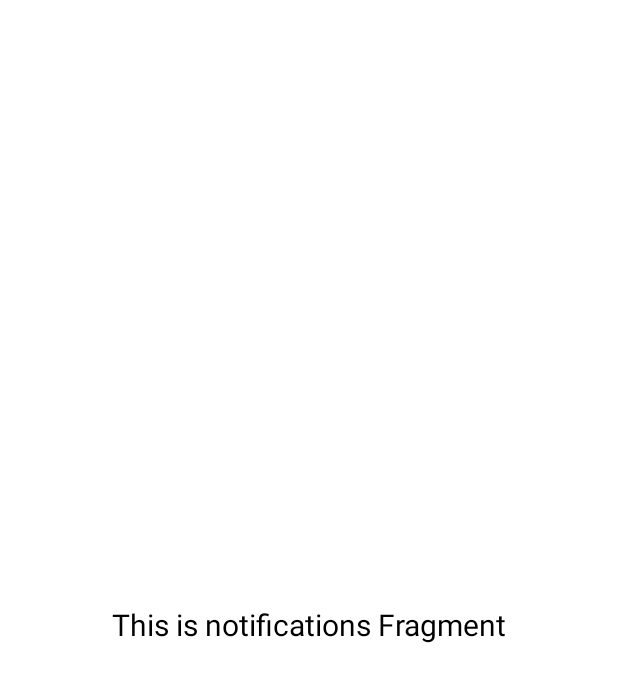
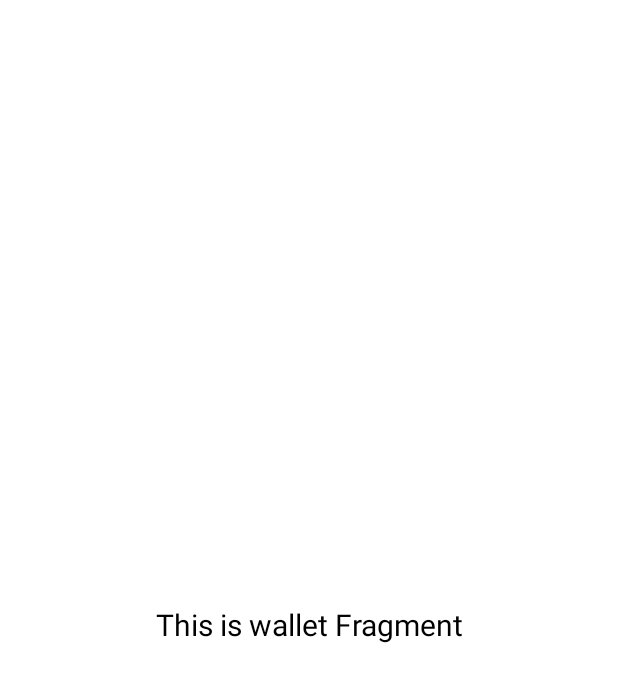
Before and after one commit to farzam-aghamohammadi/Refiq, an Android app built with Jetpack Compose: the WalletFragment screen opened through its navigation route, on a phone screen of 412 x 824 dp. Shown: the top 682 px of the screen. Run offline under Robolectric (Android 15) with nearby library versions, the phone set to English and light mode, and no system bars; our stand-ins replace navigation-ui.

Commit message:
Add secure sharedPref Add WalletFragment Add Web3j lib

```diff
--- a/Apps/Android/app/src/main/java/com/eth/refiq/MainActivity.kt
+++ b/Apps/Android/app/src/main/java/com/eth/refiq/MainActivity.kt
@@ -6,7 +6,6 @@ import com.google.android.material.bottomnavigation.BottomNavigationView
 import androidx.appcompat.app.AppCompatActivity
 import androidx.core.view.isGone
 import androidx.navigation.NavController
-import androidx.navigation.NavDestination
 import androidx.navigation.NavGraph
 import androidx.navigation.findNavController
 import androidx.navigation.ui.AppBarConfiguration
@@ -14,7 +13,6 @@ import com.eth.refiq.databinding.ActivityMainBinding
 import org.koin.androidx.viewmodel.ext.android.viewModel
 import androidx.navigation.ui.setupWithNavController
 import androidx.navigation.ui.setupActionBarWithNavController
-import com.eth.refiq.ui.home.HomeFragment
 
 class MainActivity : AppCompatActivity() {
 
@@ -58,7 +56,7 @@ class MainActivity : AppCompatActivity() {
 
         val appBarConfiguration = AppBarConfiguration(
             setOf(
-                R.id.navigation_home, R.id.navigation_dashboard, R.id.navigation_notifications
+                R.id.navigation_home, R.id.navigation_dashboard, R.id.navigation_wallet
             )
         )
         setupActionBarWithNavController(navController, appBarConfiguration)
--- /dev/null
+++ b/Apps/Android/app/src/main/java/com/eth/refiq/domain/LocalDataStorage.kt
@@ -0,0 +1,6 @@
+package com.eth.refiq.domain
+
+interface LocalDataStorage {
+    fun saveValue(key: String, value: String)
+    fun getValue(key: String): String?
+}
--- /dev/null
+++ b/Apps/Android/app/src/main/java/com/eth/refiq/domain/WalletRepository.kt
@@ -0,0 +1,4 @@
+package com.eth.refiq.domain
+
+interface WalletRepository {
+}
--- a/Apps/Android/app/src/main/java/com/eth/refiq/ui/notifications/NotificationsFragment.kt
+++ b/Apps/Android/app/src/main/java/com/eth/refiq/ui/wallet/WalletFragment.kt
@@ -1,4 +1,4 @@
-package com.eth.refiq.ui.notifications
+package com.eth.refiq.ui.wallet
 
 import android.os.Bundle
 import android.view.LayoutInflater
@@ -7,11 +7,11 @@ import android.view.ViewGroup
 import android.widget.TextView
 import androidx.fragment.app.Fragment
 import androidx.lifecycle.ViewModelProvider
-import com.eth.refiq.databinding.FragmentNotificationsBinding
+import com.eth.refiq.databinding.FragmentWalletBinding
 
-class NotificationsFragment : Fragment() {
+class WalletFragment : Fragment() {
 
-    private var _binding: FragmentNotificationsBinding? = null
+    private var _binding: FragmentWalletBinding? = null
 
     // This property is only valid between onCreateView and
     // onDestroyView.
@@ -23,9 +23,9 @@ class NotificationsFragment : Fragment() {
         savedInstanceState: Bundle?
     ): View {
         val notificationsViewModel =
-            ViewModelProvider(this).get(NotificationsViewModel::class.java)
+            ViewModelProvider(this).get(WalletViewModel::class.java)
 
-        _binding = FragmentNotificationsBinding.inflate(inflater, container, false)
+        _binding = FragmentWalletBinding.inflate(inflater, container, false)
         val root: View = binding.root
 
         val textView: TextView = binding.textNotifications
--- a/Apps/Android/app/src/main/java/com/eth/refiq/ui/notifications/NotificationsViewModel.kt
+++ b/Apps/Android/app/src/main/java/com/eth/refiq/ui/wallet/WalletViewModel.kt
@@ -1,13 +1,13 @@
-package com.eth.refiq.ui.notifications
+package com.eth.refiq.ui.wallet
 
 import androidx.lifecycle.LiveData
 import androidx.lifecycle.MutableLiveData
 import androidx.lifecycle.ViewModel
 
-class NotificationsViewModel : ViewModel() {
+class WalletViewModel : ViewModel() {
 
     private val _text = MutableLiveData<String>().apply {
-        value = "This is notifications Fragment"
+        value = "This is wallet Fragment"
     }
     val text: LiveData<String> = _text
 }
--- /dev/null
+++ b/Apps/Android/app/src/main/res/drawable/baseline_account_balance_wallet_24.xml
@@ -0,0 +1,5 @@
+<vector android:height="24dp" android:tint="#000000"
+    android:viewportHeight="24" android:viewportWidth="24"
+    android:width="24dp" xmlns:android="http://schemas.android.com/apk/res/android">
+    <path android:fillColor="@android:color/white" android:pathData="M21,18v1c0,1.1 -0.9,2 -2,2L5,21c-1.11,0 -2,-0.9 -2,-2L3,5c0,-1.1 0.89,-2 2,-2h14c1.1,0 2,0.9 2,2v1h-9c-1.11,0 -2,0.9 -2,2v8c0,1.1 0.89,2 2,2h9zM12,16h10L22,8L12,8v8zM16,13.5c-0.83,0 -1.5,-0.67 -1.5,-1.5s0.67,-1.5 1.5,-1.5 1.5,0.67 1.5,1.5 -0.67,1.5 -1.5,1.5z"/>
+</vector>
--- a/Apps/Android/app/src/main/res/layout/fragment_notifications.xml
+++ b/Apps/Android/app/src/main/res/layout/fragment_wallet.xml
@@ -4,7 +4,7 @@
     xmlns:tools="http://schemas.android.com/tools"
     android:layout_width="match_parent"
     android:layout_height="match_parent"
-    tools:context=".ui.notifications.NotificationsFragment">
+    tools:context=".ui.wallet.WalletFragment">
 
     <TextView
         android:id="@+id/text_notifications"
--- a/Apps/Android/app/src/main/res/menu/bottom_nav_menu.xml
+++ b/Apps/Android/app/src/main/res/menu/bottom_nav_menu.xml
@@ -12,8 +12,8 @@
         android:title="@string/title_dashboard" />
 
     <item
-        android:id="@+id/navigation_notifications"
-        android:icon="@drawable/ic_notifications_black_24dp"
-        android:title="@string/title_notifications" />
+        android:id="@+id/navigation_wallet"
+        android:icon="@drawable/baseline_account_balance_wallet_24"
+        android:title="@string/title_wallet" />
 
 </menu>
--- a/Apps/Android/app/src/main/res/navigation/mobile_navigation.xml
+++ b/Apps/Android/app/src/main/res/navigation/mobile_navigation.xml
@@ -48,8 +48,8 @@
         tools:layout="@layout/fragment_dashboard" />
 
     <fragment
-        android:id="@+id/navigation_notifications"
-        android:name="com.eth.refiq.ui.notifications.NotificationsFragment"
-        android:label="@string/title_notifications"
-        tools:layout="@layout/fragment_notifications" />
+        android:id="@+id/navigation_wallet"
+        android:name="com.eth.refiq.ui.wallet.WalletFragment"
+        android:label="@string/title_wallet"
+        tools:layout="@layout/fragment_wallet" />
 </navigation>
--- a/Apps/Android/app/src/main/res/values/strings.xml
+++ b/Apps/Android/app/src/main/res/values/strings.xml
@@ -2,7 +2,7 @@
     <string name="app_name">Refiq</string>
     <string name="title_home">Home</string>
     <string name="title_dashboard">Dashboard</string>
-    <string name="title_notifications">Notifications</string>
+    <string name="title_wallet">Wallet</string>
     <string name="title_connect_wallet">Home</string>
     <string name="connect_to_the_eth_wallet">Connect to the eth wallet</string>
     <string name="title_activity_main">MainActivity</string>
@@ -11,5 +11,4 @@
     <string name="hello_blank_fragment">Hello blank fragment</string>
     <string name="topic">Topic</string>
     <string name="check_out_topic_info">Check out topic info</string>
-
 </resources>
```
Also changed, not shown: Apps/Android/app/build.gradle.kts (+5 -7 lines), Apps/Android/app/src/main/java/com/eth/refiq/data/SharedPrefLocalDataStorage.kt (added, +39 -0 lines).
